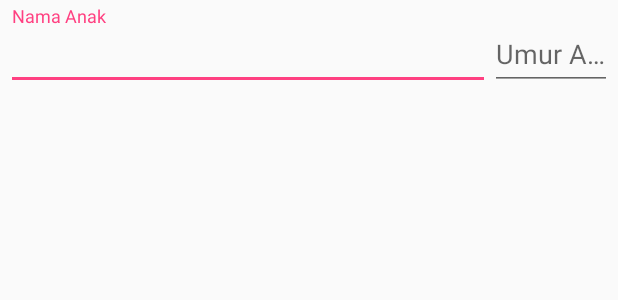
After one commit to Angganada/AdvancedWidget1, an Android app: the layout layout_anak.xml on its own in the app's theme, with its tools: preview values and no code run, on a phone screen of 412 x 824 dp. The commit adds this screen. Shown: the top 300 px of the screen. Run offline under Robolectric (Android 15) with nearby library versions, the phone set to English and light mode, and no system bars.

Commit message:
Widget Programming Final Part

```diff
--- a/app/build.gradle
+++ b/app/build.gradle
@@ -23,4 +23,5 @@ dependencies {
     compile fileTree(dir: 'libs', include: ['*.jar'])
     testCompile 'junit:junit:4.12'
     compile 'com.android.support:appcompat-v7:23.3.0'
+    compile 'com.android.support:design:23.3.0'
 }
--- /dev/null
+++ b/app/src/main/res/layout/layout_anak.xml
@@ -0,0 +1,35 @@
+<?xml version="1.0" encoding="utf-8"?>
+<LinearLayout xmlns:android="http://schemas.android.com/apk/res/android"
+    android:layout_width="match_parent"
+    android:layout_height="match_parent"
+    android:padding="4dp"
+    android:weightSum="1">
+
+    <android.support.design.widget.TextInputLayout
+        android:layout_width="0dp"
+        android:layout_height="wrap_content"
+        android:layout_weight="0.8">
+
+        <android.support.design.widget.TextInputEditText
+            android:id="@+id/editTextNama"
+            android:layout_width="match_parent"
+            android:layout_height="match_parent"
+            android:hint="Nama Anak" />
+
+    </android.support.design.widget.TextInputLayout>
+
+    <android.support.design.widget.TextInputLayout
+        android:layout_width="0dp"
+        android:layout_height="wrap_content"
+        android:layout_weight="0.2">
+
+        <android.support.design.widget.TextInputEditText
+            android:id="@+id/editTextUmur"
+            android:layout_width="match_parent"
+            android:layout_height="match_parent"
+            android:hint="Umur Anak"
+            android:maxLength="2" />
+
+    </android.support.design.widget.TextInputLayout>
+
+</LinearLayout>
```
Also changed, not shown: app/src/main/java/id/sch/smktelkom_mlg/learn/advancedwidget1/MainActivity.java (+51 -30 lines), app/src/main/res/layout/activity_main.xml (+25 -3 lines).
